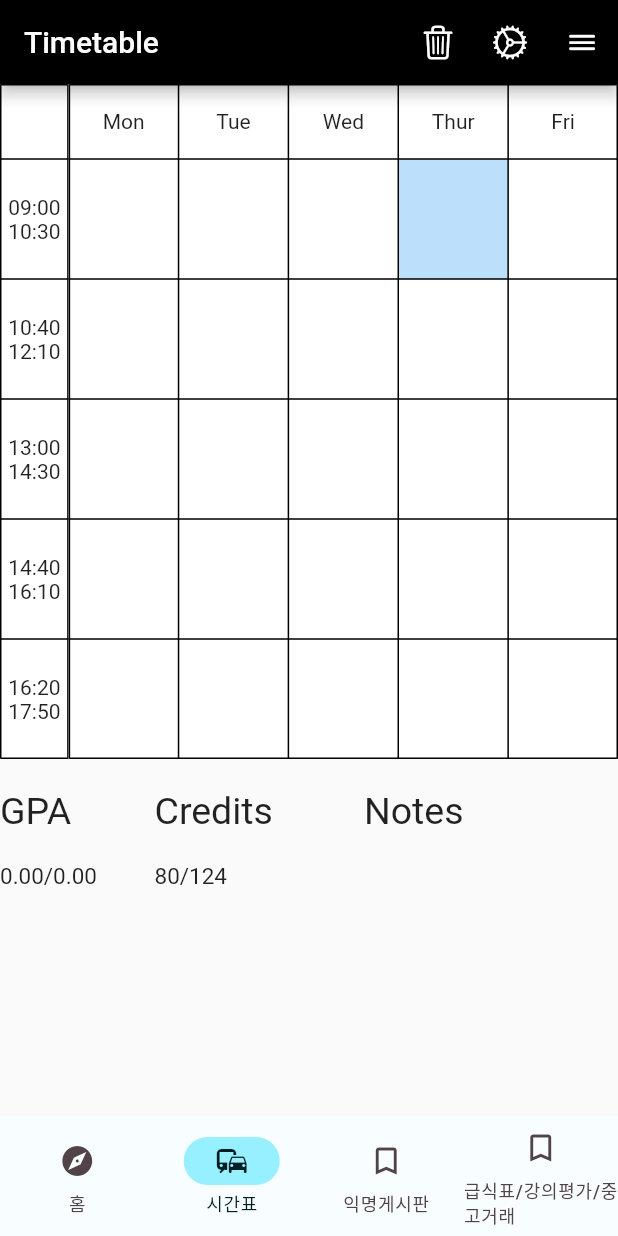
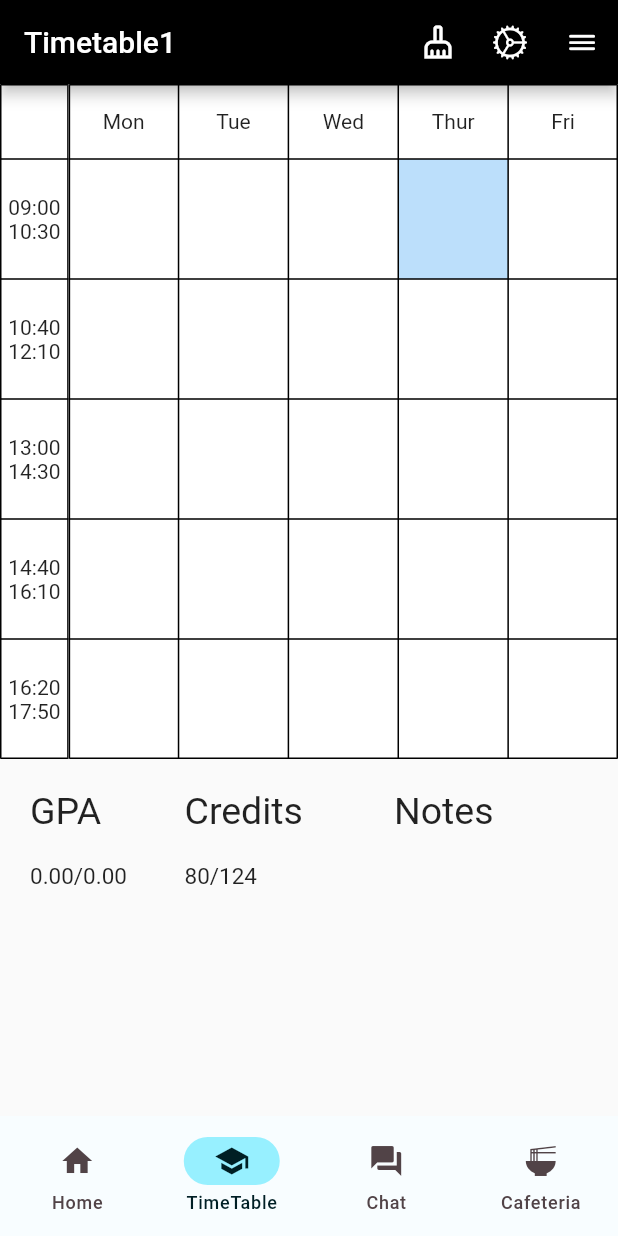
Before and after one commit to hspark15429/uniberry, a Flutter app: the TopPage screen opened by its route, on a phone screen of 412 x 824 dp. Run offline on Flutter 3.47's test engine with Material 2 defaults, Android fonts, the phone set to English and light mode, and no system bars; our stand-ins replace cloud_firestore, email_validator, firebase_auth, firebase_core, firebase_dynamic_links, go_router; missing offline and left inert: firebase_ui_localizations, firebase_ui_oauth, firebase_ui_shared; accounts and stored records are empty; generated files the repository leaves out were written again.

Commit message:
timetables success

```diff
--- a/lib/screens/top_page.dart
+++ b/lib/screens/top_page.dart
@@ -28,22 +28,20 @@
         selectedIndex: currentPageIndex,
         destinations: const <Widget>[
           NavigationDestination(
-            icon: Icon(Icons.explore),
-            label: '홈',
+            icon: Icon(Icons.home),
+            label: 'Home',
           ),
           NavigationDestination(
-            icon: Icon(Icons.commute),
-            label: '시간표',
+            icon: Icon(Icons.school),
+            label: 'TimeTable',
           ),
           NavigationDestination(
-            selectedIcon: Icon(Icons.bookmark),
-            icon: Icon(Icons.bookmark_border),
-            label: '익명게시판',
+            icon: Icon(Icons.forum),
+            label: 'Chat',
           ),
           NavigationDestination(
-            selectedIcon: Icon(Icons.bookmark),
-            icon: Icon(Icons.bookmark_border),
-            label: '급식표/강의평가/중고거래',
+            icon: Icon(Icons.ramen_dining),
+            label: 'Cafeteria',
           ),
         ],
       ),
```
Also changed, not shown: lib/screens/timetable_page.dart (+106 -6 lines), 1 other file.
